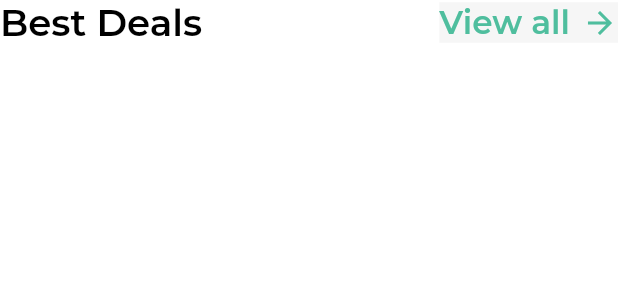
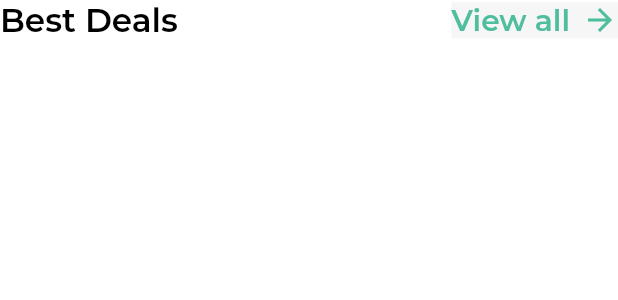
Before and after one commit to Atevaz/hotel-booking, a Flutter app: the HomeHotelsHeadlineView widget shown alone on an empty page, opened directly, on a phone screen of 412 x 824 dp. Shown: the top 300 px of the screen. Run offline on Flutter 3.47's test engine with Material 2 defaults, Android fonts, the phone set to English and light mode, and no system bars; our stand-ins replace bloc, dio, flutter_bloc, flutter_screenutil, flutter_switch, flutter_toggle_tab and 5 more; accounts and stored records are empty; network calls fail.

Commit message:
update home screen text size

```diff
--- a/lib/presentation/view/home_views/home_hotel_headline_view.dart
+++ b/lib/presentation/view/home_views/home_hotel_headline_view.dart
@@ -18,7 +18,7 @@ class HomeHotelsHeadlineView extends StatelessWidget {
       children: [
         HeadLineText(
           text: "Best Deals",
-          fontSize: 25.sp,
+          fontSize: 22.sp,
           isUpper: false,
         ),
         Material(
@@ -29,7 +29,7 @@ class HomeHotelsHeadlineView extends StatelessWidget {
               children: [
                 HeadLineText(
                   text: "View all",
-                  fontSize: 22.sp,
+                  fontSize: 20.sp,
                   color: AppColor.teal,
                   isUpper: false,
                 ),
--- a/lib/presentation/view/home_views/home_sliver_app_bar_search_view.dart
+++ b/lib/presentation/view/home_views/home_sliver_app_bar_search_view.dart
@@ -31,7 +31,7 @@ class HomeSliverAppBarSearchView extends StatelessWidget {
             hintText: "Where are you going?",
             hintStyle: TextStyle(
               color: AppColor.grey,
-              fontSize: 20.sp,
+              fontSize: 18.sp,
               fontFamily: 'Avenir',
             ),
             fillColor: AppColor.lightGrey,
```
Also changed, not shown: lib/presentation/view/home_views/home_card_view.dart (+10 -5 lines).
